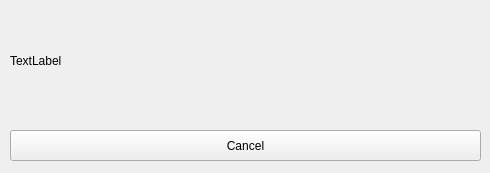
Above: mst/ui/calibration_dialog/calibrationdialog.ui from marcelo-tavares-ifsp/mst before the change. Below: the same form after it.
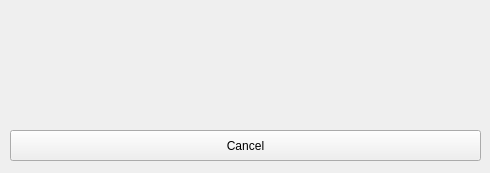
That is the form after the change.

The edit to the form file:
```diff
--- a/mst/ui/calibration_dialog/calibrationdialog.ui
+++ b/mst/ui/calibration_dialog/calibrationdialog.ui
@@ -42,7 +42,7 @@
     </rect>
    </property>
    <property name="text">
-    <string>TextLabel</string>
+    <string notr="true"/>
    </property>
    <property name="wordWrap">
     <bool>true</bool>
```
Left out of the diff: 2 changed lines with no effect on the pictures.
